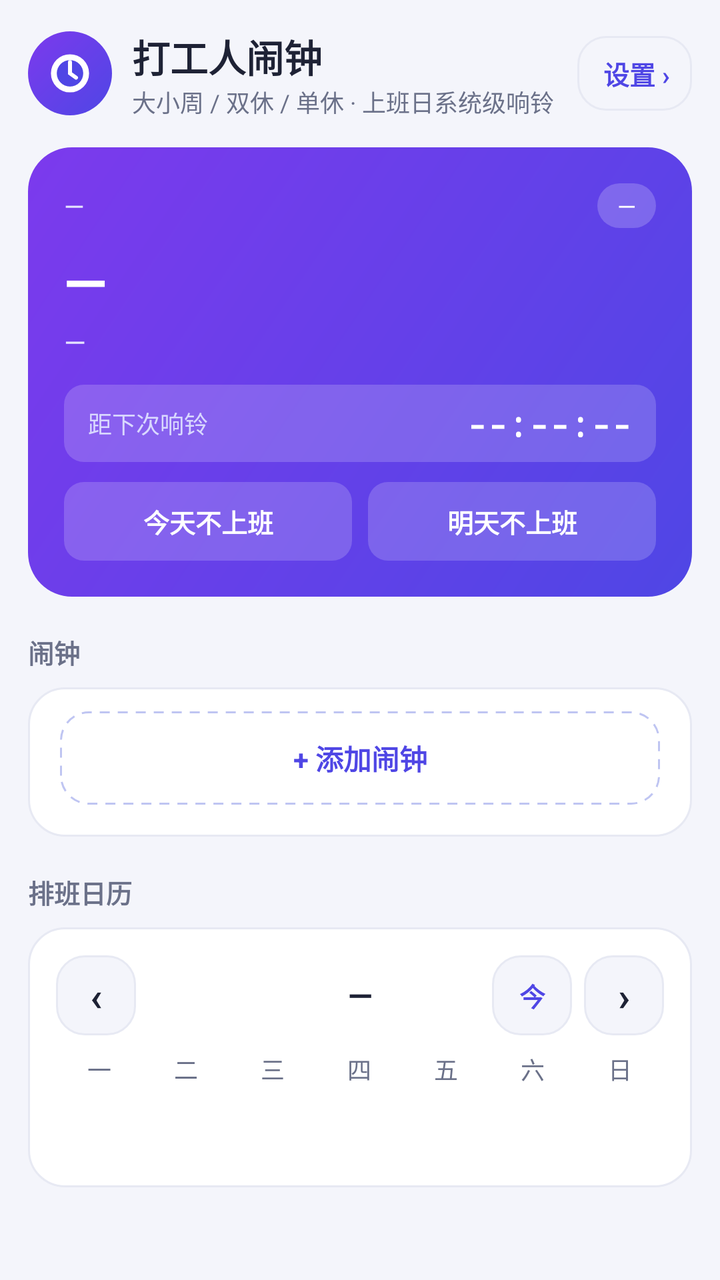
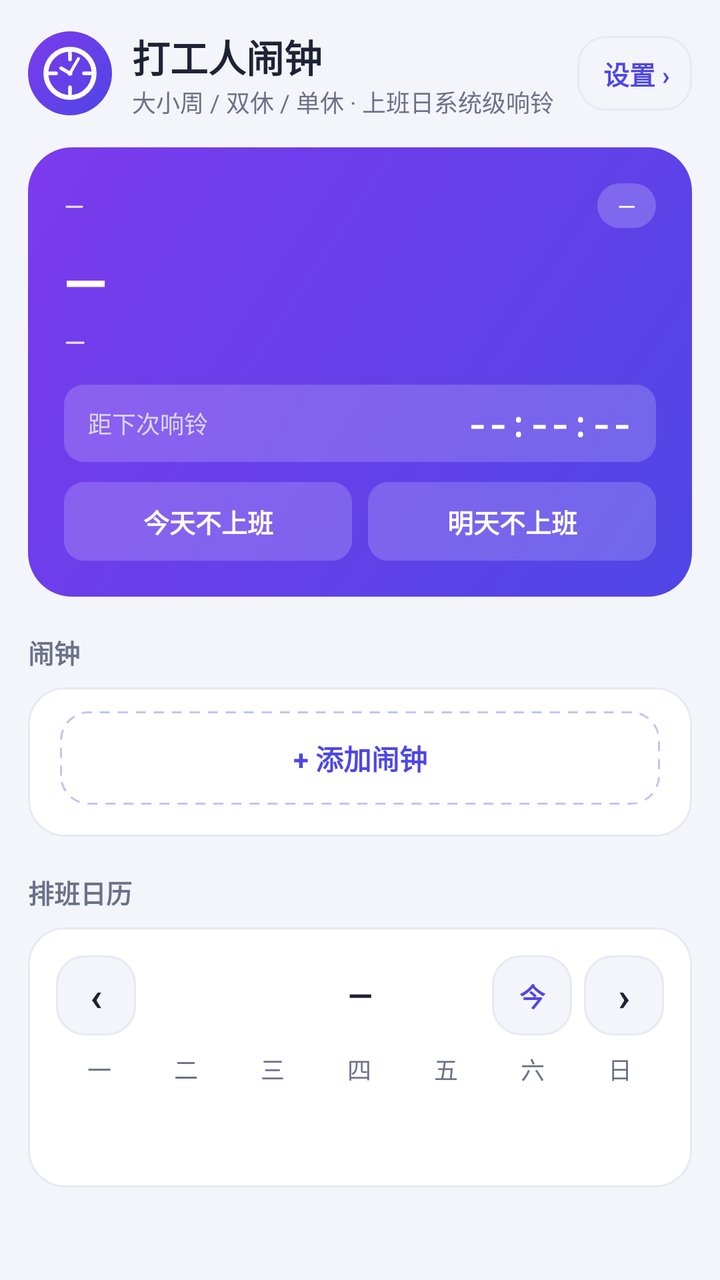

Compare the two renders of this Android layout. The source of the first and the diff that turns it into the second are given below.
<!-- AndroidManifest.xml: application theme Theme.WeekdayAlarm -->
<!-- res/layout/activity_main.xml -->
<?xml version="1.0" encoding="utf-8"?>
<ScrollView xmlns:android="http://schemas.android.com/apk/res/android"
    android:layout_width="match_parent"
    android:layout_height="match_parent"
    android:background="@color/bg"
    android:fitsSystemWindows="true">

    <LinearLayout
        android:layout_width="match_parent"
        android:layout_height="wrap_content"
        android:orientation="vertical"
        android:padding="14dp">

        
        <LinearLayout
            android:layout_width="match_parent"
            android:layout_height="wrap_content"
            android:orientation="horizontal"
            android:gravity="center_vertical"
            android:layout_marginBottom="14dp">

            <ImageView
                android:layout_width="42dp"
                android:layout_height="42dp"
                android:background="@drawable/bg_hero"
                android:padding="@dimen/space_8"
                android:contentDescription="@null"
                android:src="@drawable/ic_clock_white" />

            <LinearLayout
                android:layout_width="0dp"
                android:layout_height="wrap_content"
                android:layout_weight="1"
                android:orientation="vertical"
                android:layout_marginStart="@dimen/space_10">

                <TextView
                    android:layout_width="wrap_content"
                    android:layout_height="wrap_content"
                    android:text="打工人闹钟"
                    android:textColor="@color/ink"
                    android:textSize="19sp"
                    android:textStyle="bold" />

                <TextView
                    android:layout_width="wrap_content"
                    android:layout_height="wrap_content"
                    android:text="大小周 / 双休 / 单休 · 上班日系统级响铃"
                    android:textColor="@color/sub"
                    android:textSize="12sp" />
            </LinearLayout>

            
            <TextView
                android:id="@+id/btn_settings_entry"
                android:layout_width="wrap_content"
                android:layout_height="wrap_content"
                android:layout_marginStart="@dimen/space_8"
                android:background="@drawable/bg_time_outline"
                android:clickable="true"
                android:focusable="true"
                android:paddingStart="13dp"
                android:paddingEnd="11dp"
                android:paddingTop="9dp"
                android:paddingBottom="9dp"
                android:text="设置 ›"
                android:textColor="@color/indigo"
                android:textSize="13sp"
                android:textStyle="bold" />
        </LinearLayout>

        
        <LinearLayout
            android:id="@+id/row_ringing"
            android:layout_width="match_parent"
            android:layout_height="wrap_content"
            android:layout_marginTop="@dimen/space_12"
            android:background="@drawable/bg_card"
            android:gravity="center_vertical"
            android:minHeight="52dp"
            android:orientation="horizontal"
            android:paddingStart="@dimen/space_16"
            android:paddingEnd="@dimen/space_12"
            android:visibility="gone">

            <TextView
                android:layout_width="0dp"
                android:layout_height="wrap_content"
                android:layout_weight="1"
                android:text="闹钟正在响"
                android:textColor="@color/danger"
                android:textSize="15sp"
                android:textStyle="bold" />

            <TextView
                android:id="@+id/btn_stop_ringing"
                android:layout_width="wrap_content"
                android:layout_height="wrap_content"
                android:background="@drawable/bg_time_outline"
                android:clickable="true"
                android:focusable="true"
                android:paddingStart="18dp"
                android:paddingTop="@dimen/space_8"
                android:paddingEnd="18dp"
                android:paddingBottom="@dimen/space_8"
                android:text="停止"
                android:textColor="@color/ink"
                android:textSize="14sp"
                android:textStyle="bold" />
        </LinearLayout>

        
        <LinearLayout
            android:layout_width="match_parent"
            android:layout_height="wrap_content"
            android:orientation="vertical"
            android:background="@drawable/bg_hero"
            android:padding="18dp">

            <LinearLayout
                android:layout_width="match_parent"
                android:layout_height="wrap_content"
                android:orientation="horizontal"
                android:gravity="center_vertical">

                
                <LinearLayout
                    android:layout_width="0dp"
                    android:layout_height="wrap_content"
                    android:layout_weight="1"
                    android:orientation="vertical">

                    <TextView
                        android:id="@+id/tv_today_date"
                        android:layout_width="wrap_content"
                        android:layout_height="wrap_content"
                        android:text="—"
                        android:textColor="#E6E4FF"
                        android:textSize="13sp" />

                    <TextView
                        android:id="@+id/tv_today_lunar"
                        android:layout_width="wrap_content"
                        android:layout_height="wrap_content"
                        android:layout_marginTop="1dp"
                        android:text=""
                        android:textColor="#C9CEFD"
                        android:textSize="11sp"
                        android:visibility="gone" />
                </LinearLayout>

                <TextView
                    android:id="@+id/tv_week_chip"
                    style="@style/WeekChip"
                    android:layout_width="wrap_content"
                    android:layout_height="wrap_content"
                    android:text="—" />
            </LinearLayout>

            <TextView
                android:id="@+id/tv_today_status"
                android:layout_width="wrap_content"
                android:layout_height="wrap_content"
                android:layout_marginTop="@dimen/space_8"
                android:text="—"
                android:textColor="@color/white"
                android:textSize="28sp"
                android:textStyle="bold" />

            <TextView
                android:id="@+id/tv_today_sub"
                android:layout_width="match_parent"
                android:layout_height="wrap_content"
                android:layout_marginTop="@dimen/space_2"
                android:text="—"
                android:textColor="#E6E4FF"
                android:textSize="14sp"
                android:lineSpacingMultiplier="1.15" />

            
            <TextView
                android:id="@+id/tv_holiday_countdown"
                android:layout_width="match_parent"
                android:layout_height="wrap_content"
                android:layout_marginTop="@dimen/space_2"
                android:text=""
                android:textColor="#C9CEFD"
                android:textSize="12sp"
                android:visibility="gone" />

            
            <LinearLayout
                android:id="@+id/box_countdown"
                android:layout_width="match_parent"
                android:layout_height="wrap_content"
                android:layout_marginTop="@dimen/space_12"
                android:background="@drawable/bg_hero_pill"
                android:gravity="center_vertical"
                android:orientation="horizontal"
                android:paddingStart="@dimen/space_12"
                android:paddingEnd="@dimen/space_12"
                android:paddingTop="@dimen/space_8"
                android:paddingBottom="@dimen/space_8">

                <TextView
                    android:id="@+id/tv_countdown_label"
                    android:layout_width="0dp"
                    android:layout_height="wrap_content"
                    android:layout_weight="1"
                    android:ellipsize="end"
                    android:maxLines="1"
                    android:text="距下次响铃"
                    android:textColor="#D9D8FF"
                    android:textSize="12sp" />

                <TextView
                    android:id="@+id/tv_countdown"
                    android:layout_width="wrap_content"
                    android:layout_height="wrap_content"
                    android:fontFamily="monospace"
                    android:text="--:--:--"
                    android:textColor="@color/white"
                    android:textSize="17sp"
                    android:textStyle="bold" />
            </LinearLayout>

            
            <LinearLayout
                android:layout_width="match_parent"
                android:layout_height="wrap_content"
                android:layout_marginTop="@dimen/space_10"
                android:orientation="horizontal">

                <TextView
                    android:id="@+id/btn_day_off"
                    android:layout_width="0dp"
                    android:layout_height="wrap_content"
                    android:layout_weight="1"
                    android:background="@drawable/bg_hero_pill"
                    android:clickable="true"
                    android:focusable="true"
                    android:gravity="center"
                    android:maxLines="1"
                    android:paddingTop="@dimen/space_10"
                    android:paddingBottom="@dimen/space_10"
                    android:text="今天不上班"
                    android:textColor="@color/white"
                    android:textSize="13sp"
                    android:textStyle="bold" />

                <TextView
                    android:id="@+id/btn_day_off_tomorrow"
                    android:layout_width="0dp"
                    android:layout_height="wrap_content"
                    android:layout_weight="1"
                    android:layout_marginStart="@dimen/space_8"
                    android:background="@drawable/bg_hero_pill"
                    android:clickable="true"
                    android:focusable="true"
                    android:gravity="center"
                    android:maxLines="1"
                    android:paddingTop="@dimen/space_10"
                    android:paddingBottom="@dimen/space_10"
                    android:text="明天不上班"
                    android:textColor="@color/white"
                    android:textSize="13sp"
                    android:textStyle="bold" />

            </LinearLayout>

        </LinearLayout>

        
        <LinearLayout
            android:id="@+id/row_update"
            android:layout_width="match_parent"
            android:layout_height="wrap_content"
            android:layout_marginTop="@dimen/space_12"
            android:background="@drawable/bg_card"
            android:clickable="true"
            android:focusable="true"
            android:gravity="center_vertical"
            android:minHeight="44dp"
            android:orientation="horizontal"
            android:paddingStart="@dimen/space_16"
            android:paddingEnd="@dimen/space_6"
            android:visibility="gone">

            <TextView
                android:id="@+id/tv_update"
                android:layout_width="0dp"
                android:layout_height="wrap_content"
                android:layout_weight="1"
                android:ellipsize="end"
                android:maxLines="1"
                android:textColor="@color/ink"
                android:textSize="13sp" />

            <TextView
                android:id="@+id/btn_update_close"
                android:layout_width="40dp"
                android:layout_height="wrap_content"
                android:background="?attr/selectableItemBackgroundBorderless"
                android:clickable="true"
                android:contentDescription="不再提示"
                android:focusable="true"
                android:gravity="center"
                android:minHeight="40dp"
                android:text="×"
                android:textColor="@color/sub"
                android:textSize="18sp" />
        </LinearLayout>

        
        <LinearLayout
            android:id="@+id/row_crash"
            android:layout_width="match_parent"
            android:layout_height="wrap_content"
            android:layout_marginTop="@dimen/space_12"
            android:background="@drawable/bg_card"
            android:clickable="true"
            android:focusable="true"
            android:gravity="center_vertical"
            android:minHeight="44dp"
            android:orientation="horizontal"
            android:paddingStart="@dimen/space_16"
            android:paddingEnd="@dimen/space_6"
            android:visibility="gone">

            <TextView
                android:id="@+id/tv_crash"
                android:layout_width="0dp"
                android:layout_height="wrap_content"
                android:layout_weight="1"
                android:ellipsize="end"
                android:maxLines="1"
                android:text="@string/crash_notice"
                android:textColor="@color/ink"
                android:textSize="13sp" />

            <TextView
                android:id="@+id/btn_crash_close"
                android:layout_width="40dp"
                android:layout_height="wrap_content"
                android:background="?attr/selectableItemBackgroundBorderless"
                android:clickable="true"
                android:contentDescription="@string/crash_notice_close"
                android:focusable="true"
                android:gravity="center"
                android:minHeight="40dp"
                android:text="×"
                android:textColor="@color/sub"
                android:textSize="18sp" />
        </LinearLayout>

        
        <TextView
            style="@style/SectionTitle"
            android:layout_width="wrap_content"
            android:layout_height="wrap_content"
            android:layout_marginTop="18dp"
            android:layout_marginBottom="@dimen/space_8"
            android:text="闹钟" />

        <LinearLayout
            android:layout_width="match_parent"
            android:layout_height="wrap_content"
            android:background="@drawable/bg_card"
            android:orientation="vertical">

            
            <LinearLayout
                android:id="@+id/alarm_list"
                android:layout_width="match_parent"
                android:layout_height="wrap_content"
                android:orientation="vertical"
                android:paddingStart="@dimen/space_16"
                android:paddingEnd="@dimen/space_12" />

            <TextView
                android:id="@+id/btn_add_alarm"
                android:layout_width="match_parent"
                android:layout_height="wrap_content"
                android:layout_marginStart="@dimen/space_16"
                android:layout_marginEnd="@dimen/space_16"
                android:layout_marginTop="@dimen/space_12"
                android:layout_marginBottom="@dimen/space_16"
                android:background="@drawable/bg_add_alarm"
                android:clickable="true"
                android:focusable="true"
                android:gravity="center"
                android:padding="13dp"
                android:text="+ 添加闹钟"
                android:textColor="@color/indigo"
                android:textSize="14sp"
                android:textStyle="bold" />
        </LinearLayout>

        
        <TextView
            style="@style/SectionTitle"
            android:layout_width="wrap_content"
            android:layout_height="wrap_content"
            android:layout_marginTop="18dp"
            android:layout_marginBottom="@dimen/space_8"
            android:text="排班日历" />

        <LinearLayout
            android:id="@+id/calendar_card"
            android:layout_width="match_parent"
            android:layout_height="wrap_content"
            android:background="@drawable/bg_card"
            android:orientation="vertical"
            android:padding="14dp">

            
            <FrameLayout
                android:layout_width="match_parent"
                android:layout_height="wrap_content"
                android:minHeight="40dp">

                <TextView
                    android:id="@+id/btn_prev"
                    android:layout_width="40dp"
                    android:layout_height="wrap_content"
                    android:layout_gravity="start|center_vertical"
                    android:background="@drawable/bg_time_outline"
                    android:clickable="true"
                    android:contentDescription="上个月"
                    android:focusable="true"
                    android:gravity="center"
                    android:minHeight="40dp"
                    android:text="‹"
                    android:textColor="@color/ink"
                    android:textSize="20sp"
                    android:textStyle="bold" />

                <TextView
                    android:id="@+id/tv_cal_title"
                    android:layout_width="match_parent"
                    android:layout_height="wrap_content"
                    android:layout_gravity="center"
                    android:layout_marginStart="90dp"
                    android:layout_marginEnd="90dp"
                    android:ellipsize="end"
                    android:gravity="center"
                    android:maxLines="1"
                    android:text="—"
                    android:textColor="@color/ink"
                    android:textSize="16sp"
                    android:textStyle="bold" />

                <LinearLayout
                    android:layout_width="wrap_content"
                    android:layout_height="wrap_content"
                    android:layout_gravity="end|center_vertical"
                    android:gravity="center_vertical"
                    android:orientation="horizontal">

                    
                    <TextView
                        android:id="@+id/btn_today"
                        android:layout_width="40dp"
                        android:layout_height="wrap_content"
                        android:layout_marginEnd="@dimen/space_6"
                        android:background="@drawable/bg_time_outline"
                        android:clickable="true"
                        android:contentDescription="回到本月"
                        android:focusable="true"
                        android:gravity="center"
                        android:minHeight="40dp"
                        android:text="今"
                        android:textColor="@color/indigo"
                        android:textSize="13sp"
                        android:textStyle="bold" />

                    <TextView
                        android:id="@+id/btn_next"
                        android:layout_width="40dp"
                        android:layout_height="wrap_content"
                        android:background="@drawable/bg_time_outline"
                        android:clickable="true"
                        android:contentDescription="下个月"
                        android:focusable="true"
                        android:gravity="center"
                        android:minHeight="40dp"
                        android:text="›"
                        android:textColor="@color/ink"
                        android:textSize="20sp"
                        android:textStyle="bold" />
                </LinearLayout>
            </FrameLayout>

            
            <LinearLayout
                android:layout_width="match_parent"
                android:layout_height="wrap_content"
                android:layout_marginTop="@dimen/space_8"
                android:orientation="horizontal">

                <TextView
                    android:id="@+id/cal_dow_0"
                    style="@style/FieldHint"
                    android:layout_width="0dp"
                    android:layout_height="wrap_content"
                    android:layout_weight="1"
                    android:gravity="center"
                    android:text="一" />

                <TextView
                    android:id="@+id/cal_dow_1"
                    style="@style/FieldHint"
                    android:layout_width="0dp"
                    android:layout_height="wrap_content"
                    android:layout_weight="1"
                    android:gravity="center"
                    android:text="二" />

                <TextView
                    android:id="@+id/cal_dow_2"
                    style="@style/FieldHint"
                    android:layout_width="0dp"
                    android:layout_height="wrap_content"
                    android:layout_weight="1"
                    android:gravity="center"
                    android:text="三" />

                <TextView
                    android:id="@+id/cal_dow_3"
                    style="@style/FieldHint"
                    android:layout_width="0dp"
                    android:layout_height="wrap_content"
                    android:layout_weight="1"
                    android:gravity="center"
                    android:text="四" />

                <TextView
                    android:id="@+id/cal_dow_4"
                    style="@style/FieldHint"
                    android:layout_width="0dp"
                    android:layout_height="wrap_content"
                    android:layout_weight="1"
                    android:gravity="center"
                    android:text="五" />

                <TextView
                    android:id="@+id/cal_dow_5"
                    style="@style/FieldHint"
                    android:layout_width="0dp"
                    android:layout_height="wrap_content"
                    android:layout_weight="1"
                    android:gravity="center"
                    android:text="六" />

                <TextView
                    android:id="@+id/cal_dow_6"
                    style="@style/FieldHint"
                    android:layout_width="0dp"
                    android:layout_height="wrap_content"
                    android:layout_weight="1"
                    android:gravity="center"
                    android:text="日" />
            </LinearLayout>

            
            <LinearLayout
                android:id="@+id/cal_rows"
                android:layout_width="match_parent"
                android:layout_height="wrap_content"
                android:orientation="vertical" />

            
            <TextView
                android:id="@+id/tv_cal_stats"
                android:layout_width="match_parent"
                android:layout_height="wrap_content"
                android:layout_marginTop="@dimen/space_10"
                android:textColor="@color/sub"
                android:textSize="12sp" />

            
            <LinearLayout
                android:id="@+id/legend_row"
                android:layout_width="match_parent"
                android:layout_height="wrap_content"
                android:layout_marginTop="@dimen/space_10"
                android:orientation="vertical" />
        </LinearLayout>

        

    </LinearLayout>
</ScrollView>
<!-- resources referenced by this layout -->
<resources>
  <color name="bg">#F4F5FB</color>
  <color name="danger">#DC2626</color>
  <color name="indigo">#4F46E5</color>
  <color name="ink">#1E2235</color>
  <color name="sub">#6B7189</color>
  <color name="white">#FFFFFFFF</color>
  <dimen name="space_10">10dp</dimen>
  <dimen name="space_12">12dp</dimen>
  <dimen name="space_16">16dp</dimen>
  <dimen name="space_2">2dp</dimen>
  <dimen name="space_6">6dp</dimen>
  <dimen name="space_8">8dp</dimen>
  <!-- drawable bg_hero_pill (drawable) -->
  <?xml version="1.0" encoding="utf-8"?>
  <shape xmlns:android="http://schemas.android.com/apk/res/android"
      android:shape="rectangle">
      <solid android:color="#2EFFFFFF" />
      <corners android:radius="@dimen/radius_chip" />
  </shape>
  <!-- drawable ic_clock_white (drawable) -->
  <?xml version="1.0" encoding="utf-8"?>
  <vector xmlns:android="http://schemas.android.com/apk/res/android"
      android:width="24dp"
      android:height="24dp"
      android:viewportWidth="24"
      android:viewportHeight="24">
      
      <path
          android:fillColor="#FFFFFFFF"
          android:pathData="M12,12 m-8.8,0 a8.8,8.8 0 1,0 17.6,0 a8.8,8.8 0 1,0 -17.6,0" />
      
      <path
          android:fillColor="#4F46E5"
          android:pathData="M12,12 m-6.1,0 a6.1,6.1 0 1,0 12.2,0 a6.1,6.1 0 1,0 -12.2,0" />
      
      <path
          android:fillColor="#00000000"
          android:pathData="M12,6.8 L12,12 L14.8,14"
          android:strokeColor="#FFFFFFFF"
          android:strokeLineCap="round"
          android:strokeWidth="1.8" />
  </vector>
  <string name="crash_notice">上次运行崩溃过 · 点这里导出日志</string>
  <string name="crash_notice_close">不再提示</string>
  <style name="FieldHint">
          <item name="android:textColor">@color/sub</item>
          <item name="android:textSize">12sp</item>
      </style>
  <style name="SectionTitle">
          <item name="android:textColor">@color/sub</item>
          <item name="android:textSize">13sp</item>
          <item name="android:textStyle">bold</item>
      </style>
  <dimen name="radius_row">14dp</dimen>
  <color name="card">#FFFFFF</color>
  <dimen name="radius_card">18dp</dimen>
  <color name="line">#E7E9F3</color>
  <color name="hero_start">#4F46E5</color>
  <color name="hero_end">#7C3AED</color>
  <dimen name="radius_banner">22dp</dimen>
  <dimen name="radius_chip">10dp</dimen>
  <!-- drawable bg_chip_white (drawable) -->
  <?xml version="1.0" encoding="utf-8"?>
  <shape xmlns:android="http://schemas.android.com/apk/res/android"
      android:shape="rectangle">
      <solid android:color="#33FFFFFF" />
      <corners android:radius="@dimen/radius_pill" />
  </shape>
  <color name="indigo_dark">#4338CA</color>
  <dimen name="radius_pill">999dp</dimen>
  <!-- unchanged entries left out for length: 6 -->
</resources>

<!-- the commit's change to res/layout/activity_main.xml (unified diff, before → after) -->
@@ -23,7 +23,7 @@
                 android:layout_width="42dp"
                 android:layout_height="42dp"
                 android:background="@drawable/bg_hero"
-                android:padding="@dimen/space_8"
+                android:padding="@dimen/space_4"
                 android:contentDescription="@null"
                 android:src="@drawable/ic_clock_white" />
 
<!-- resource entries referenced after the edit -->
@@ -10,6 +10,7 @@
   <dimen name="space_12">12dp</dimen>
   <dimen name="space_16">16dp</dimen>
   <dimen name="space_2">2dp</dimen>
+  <dimen name="space_4">4dp</dimen>
   <dimen name="space_6">6dp</dimen>
   <dimen name="space_8">8dp</dimen>
   <!-- drawable bg_hero_pill (drawable) -->
@@ -26,21 +27,62 @@
       android:height="24dp"
       android:viewportWidth="24"
       android:viewportHeight="24">
-      
-      <path
-          android:fillColor="#FFFFFFFF"
-          android:pathData="M12,12 m-8.8,0 a8.8,8.8 0 1,0 17.6,0 a8.8,8.8 0 1,0 -17.6,0" />
-      
-      <path
-          android:fillColor="#4F46E5"
-          android:pathData="M12,12 m-6.1,0 a6.1,6.1 0 1,0 12.2,0 a6.1,6.1 0 1,0 -12.2,0" />
+  
       
       <path
           android:fillColor="#00000000"
-          android:pathData="M12,6.8 L12,12 L14.8,14"
-          android:strokeColor="#FFFFFFFF"
+          android:pathData="M12,12 m-8.5,0 a8.5,8.5 0 1,0 17,0 a8.5,8.5 0 1,0 -17,0"
+          android:strokeColor="#FFFFFF"
+          android:strokeWidth="1.75" />
+  
+      <path
+          android:fillColor="#00000000"
+          android:pathData="M19.25,12 L16.9,12"
+          android:strokeColor="#FFFFFF"
           android:strokeLineCap="round"
-          android:strokeWidth="1.8" />
+          android:strokeWidth="1.25" />
+  
+      <path
+          android:fillColor="#00000000"
+          android:pathData="M12,4.75 L12,7.1"
+          android:strokeColor="#FFFFFF"
+          android:strokeLineCap="round"
+          android:strokeWidth="1.25" />
+  
+      <path
+          android:fillColor="#00000000"
+          android:pathData="M4.75,12 L7.1,12"
+          android:strokeColor="#FFFFFF"
+          android:strokeLineCap="round"
+          android:strokeWidth="1.25" />
+  
+      <path
+          android:fillColor="#00000000"
+          android:pathData="M12,19.25 L12,16.9"
+          android:strokeColor="#FFFFFF"
+          android:strokeLineCap="round"
+          android:strokeWidth="1.25" />
+  
+      
+      <path
+          android:fillColor="#00000000"
+          android:pathData="M12,12 L8.88,10.2"
+          android:strokeColor="#FFFFFF"
+          android:strokeLineCap="round"
+          android:strokeWidth="1.25" />
+  
+      
+      <path
+          android:fillColor="#00000000"
+          android:pathData="M12,12 L15,6.8"
+          android:strokeColor="#FFFFFF"
+          android:strokeLineCap="round"
+          android:strokeWidth="1.05" />
+  
+      
+      <path
+          android:fillColor="#FFFFFF"
+          android:pathData="M12,12 m-0.85,0 a0.85,0.85 0 1,0 1.7,0 a0.85,0.85 0 1,0 -1.7,0" />
   </vector>
   <string name="crash_notice">上次运行崩溃过 · 点这里导出日志</string>
   <string name="crash_notice_close">不再提示</string>
